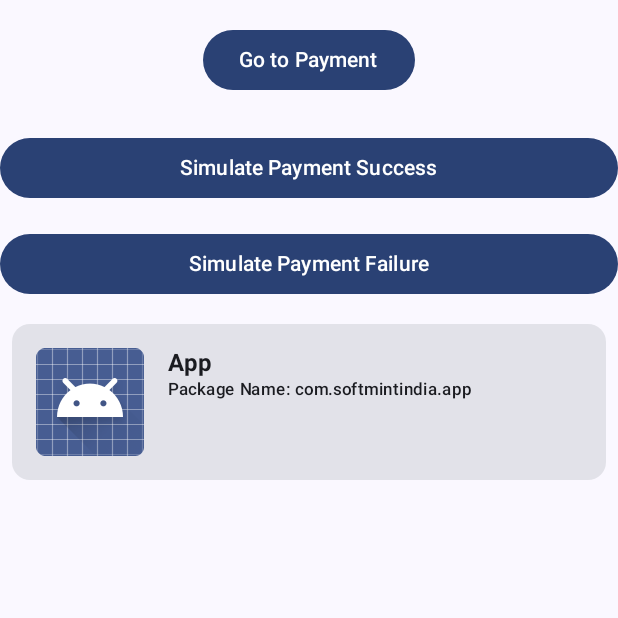
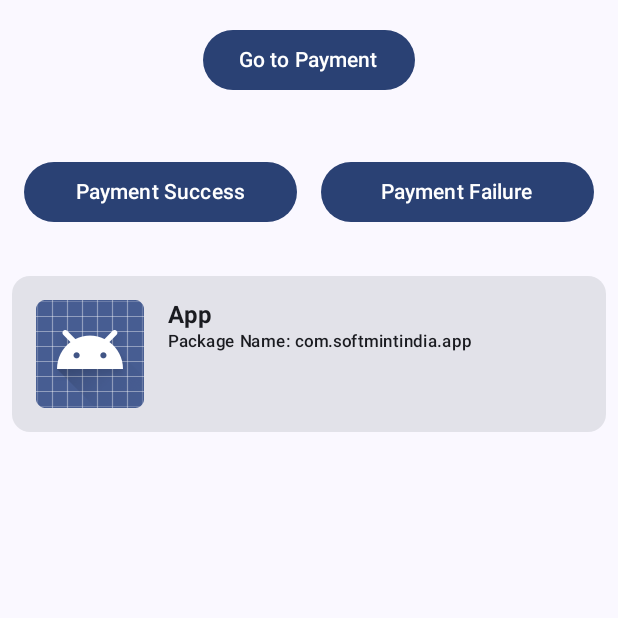
Before and after one commit to Rvkt/nativeapp, an Android app built with Jetpack Compose: the screen it shows after launch (MainActivity), on a phone screen of 412 x 824 dp, the top half of it. Run offline under Robolectric (Android 15) with nearby library versions, the phone set to English and light mode, and no system bars.

Commit message:
activity test

```diff
--- a/app/build.gradle.kts
+++ b/app/build.gradle.kts
@@ -22,11 +22,12 @@ android {
 
     buildTypes {
         release {
-            isMinifyEnabled = false
+            isMinifyEnabled = true
             proguardFiles(
                 getDefaultProguardFile("proguard-android-optimize.txt"),
                 "proguard-rules.pro"
             )
+            multiDexEnabled = true
         }
     }
     compileOptions {
--- a/app/src/main/java/com/softmintindia/app/MainActivity.kt
+++ b/app/src/main/java/com/softmintindia/app/MainActivity.kt
@@ -18,6 +18,7 @@ import androidx.activity.enableEdgeToEdge
 import androidx.annotation.RequiresApi
 import androidx.compose.foundation.Image
 import androidx.compose.foundation.clickable
+import androidx.compose.foundation.layout.Arrangement
 import androidx.compose.foundation.layout.Box
 import androidx.compose.foundation.layout.Column
 import androidx.compose.foundation.layout.Row
@@ -27,6 +28,7 @@ import androidx.compose.foundation.layout.fillMaxWidth
 import androidx.compose.foundation.layout.padding
 import androidx.compose.foundation.layout.size
 import androidx.compose.foundation.layout.width
+import androidx.compose.foundation.layout.wrapContentWidth
 import androidx.compose.foundation.lazy.LazyColumn
 import androidx.compose.foundation.lazy.items
 import androidx.compose.foundation.rememberScrollState
@@ -95,6 +97,11 @@ class MainActivity : ComponentActivity() {
                                 Text("Go to Payment")
                             }
 
+                            Row (
+                                modifier = Modifier.padding(16.dp),
+                                verticalAlignment = Alignment.CenterVertically,
+                                horizontalArrangement = Arrangement.SpaceBetween,
+                            ){
                                 Button(
                                     onClick = {
                                         val successMessage = "Payment Successful"
@@ -103,10 +110,13 @@ class MainActivity : ComponentActivity() {
                                         intent.putExtra("SUCCESS_MESSAGE", successMessage)
                                         this@MainActivity.startActivity(intent)
                                     },
-                                modifier = Modifier.fillMaxWidth().padding(vertical = 8.dp)
+                                    modifier = Modifier
+                                        .padding(vertical = 8.dp)
+                                        .weight(1f)
                                 ) {
-                                Text(text = "Simulate Payment Success")
+                                    Text(text = "Payment Success")
                                 }
+                                Spacer(modifier = Modifier.width(16.dp))
 
                                 // Button for failure
                                 Button(
@@ -117,10 +127,15 @@ class MainActivity : ComponentActivity() {
                                         intent.putExtra("FAILURE_MESSAGE", failureMessage)
                                         this@MainActivity.startActivity(intent)
                                     },
-                                modifier = Modifier.fillMaxWidth().padding(vertical = 8.dp)
+                                    modifier = Modifier
+                                        .padding(vertical = 8.dp)
+                                        .weight(1f)
                                 ) {
-                                Text(text = "Simulate Payment Failure")
+                                    Text(text = "Payment Failure")
                                 }
+                            }
+
+
                             InstalledAppsList() // Installed apps list will be below the
 
                         }
@@ -163,10 +178,22 @@ fun InstalledAppsList() {
                         val intent = packageManager.getLaunchIntentForPackage(appInfo.packageName)
                         if (intent != null) {
                             context.startActivity(intent)
-                            Log.d("InstalledAppsList", "Launching app: ${appInfo.loadLabel(packageManager)} (${appInfo.packageName})")
+                            Log.d(
+                                "InstalledAppsList",
+                                "Launching app: ${appInfo.loadLabel(packageManager)} (${appInfo.packageName})"
+                            )
                         } else {
-                            Toast.makeText(context, "Unable to launch ${appInfo.loadLabel(packageManager)}", Toast.LENGTH_SHORT).show()
-                            Log.d("InstalledAppsList", "Failed to launch app: ${appInfo.packageName}")
+                            Toast
+                                .makeText(
+                                    context,
+                                    "Unable to launch ${appInfo.loadLabel(packageManager)}",
+                                    Toast.LENGTH_SHORT
+                                )
+                                .show()
+                            Log.d(
+                                "InstalledAppsList",
+                                "Failed to launch app: ${appInfo.packageName}"
+                            )
                         }
                     }
                     .padding(8.dp), // Add some padding around the card
@@ -247,7 +274,9 @@ fun PaymentResultScreen(context: Context) {
                 intent.putExtra("SUCCESS_MESSAGE", successMessage)
                 context.startActivity(intent)
             },
-            modifier = Modifier.fillMaxWidth().padding(vertical = 8.dp)
+            modifier = Modifier
+                .fillMaxWidth()
+                .padding(vertical = 8.dp)
         ) {
             Text(text = "Simulate Payment Success")
         }
@@ -261,7 +290,9 @@ fun PaymentResultScreen(context: Context) {
                 intent.putExtra("FAILURE_MESSAGE", failureMessage)
                 context.startActivity(intent)
             },
-            modifier = Modifier.fillMaxWidth().padding(vertical = 8.dp)
+            modifier = Modifier
+                .fillMaxWidth()
+                .padding(vertical = 8.dp)
         ) {
             Text(text = "Simulate Payment Failure")
         }
```
Lines whose indentation alone changed are shown as unchanged.
